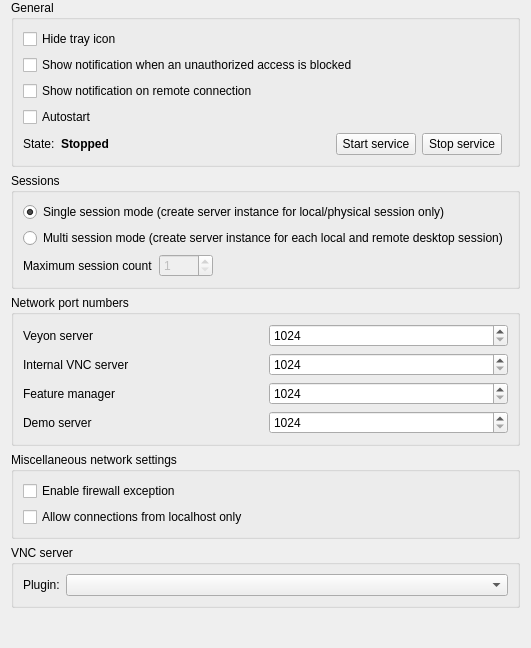
First picture: the form in configurator/src/ServiceConfigurationPage.ui, repository veyon/veyon, before the edit.
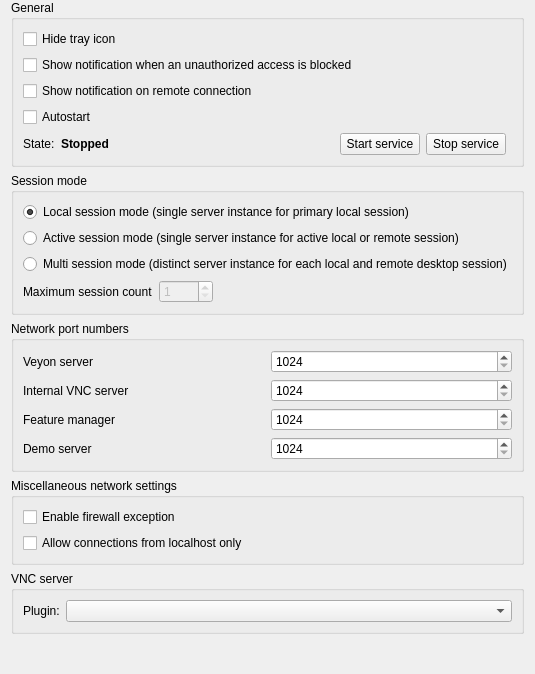
Second picture: the form after the edit. Icons and pictures are not drawn.

Commit message: VeyonConfiguration: add active session mode property

The edit to the form file:
```diff
--- a/configurator/src/ServiceConfigurationPage.ui
+++ b/configurator/src/ServiceConfigurationPage.ui
@@ -111,13 +111,13 @@
    <item>
     <widget class="QGroupBox" name="groupBox">
      <property name="title">
-      <string>Sessions</string>
+      <string>Session mode</string>
      </property>
      <layout class="QVBoxLayout" name="verticalLayout_2">
       <item>
        <widget class="QRadioButton" name="singleSessionModeEnabled">
         <property name="text">
-         <string>Single session mode (create server instance for local/physical session only)</string>
+         <string>Local session mode (single server instance for primary local session)</string>
         </property>
         <property name="checked">
          <bool>true</bool>
@@ -127,6 +127,20 @@
         </attribute>
        </widget>
       </item>
+      <item>
+       <widget class="QRadioButton" name="activeSessionModeEnabled">
+        <property name="toolTip">
+         <string>Enabling this option will make the service launch a server process for every interactive session on a computer.
+Typically this is required to support terminal servers.</string>
+        </property>
+        <property name="text">
+         <string>Active session mode (single server instance for active local or remote session)</string>
+        </property>
+        <attribute name="buttonGroup">
+         <string notr="true">sessionModeButtonGroup</string>
+        </attribute>
+       </widget>
+      </item>
       <item>
        <widget class="QRadioButton" name="multiSessionModeEnabled">
         <property name="toolTip">
@@ -134,7 +148,7 @@
 Typically this is required to support terminal servers.</string>
         </property>
         <property name="text">
-         <string>Multi session mode (create server instance for each local and remote desktop session)</string>
+         <string>Multi session mode (distinct server instance for each local and remote desktop session)</string>
         </property>
         <attribute name="buttonGroup">
          <string notr="true">sessionModeButtonGroup</string>
```
Left out of the diff: 5 changed lines with no effect on the pictures. The commit also changes 1 other file.
